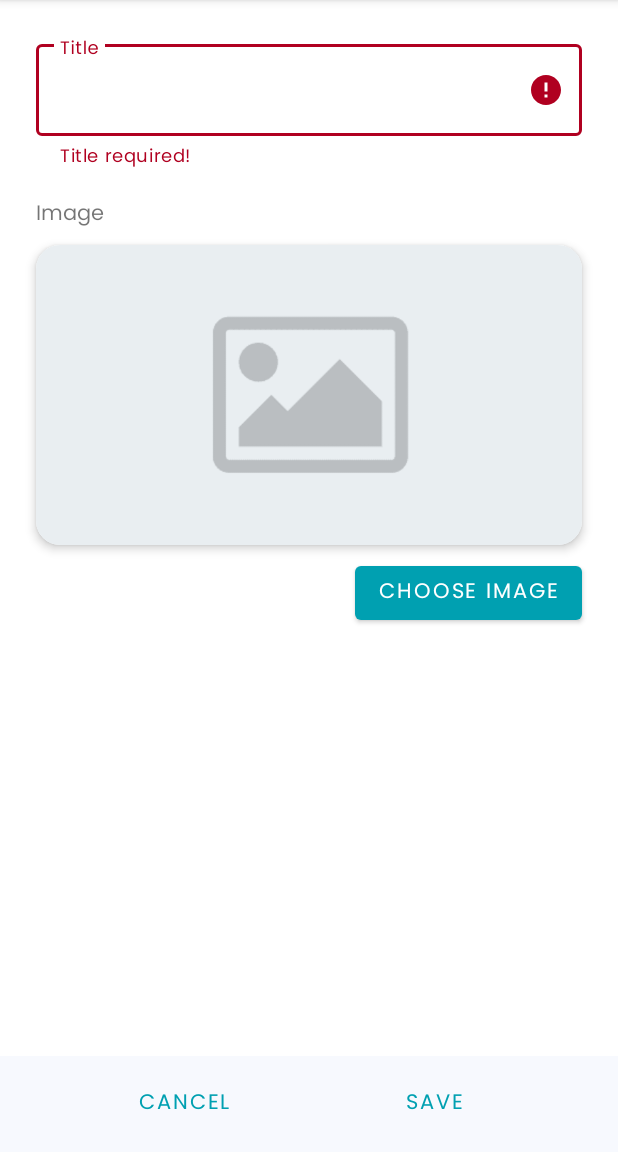
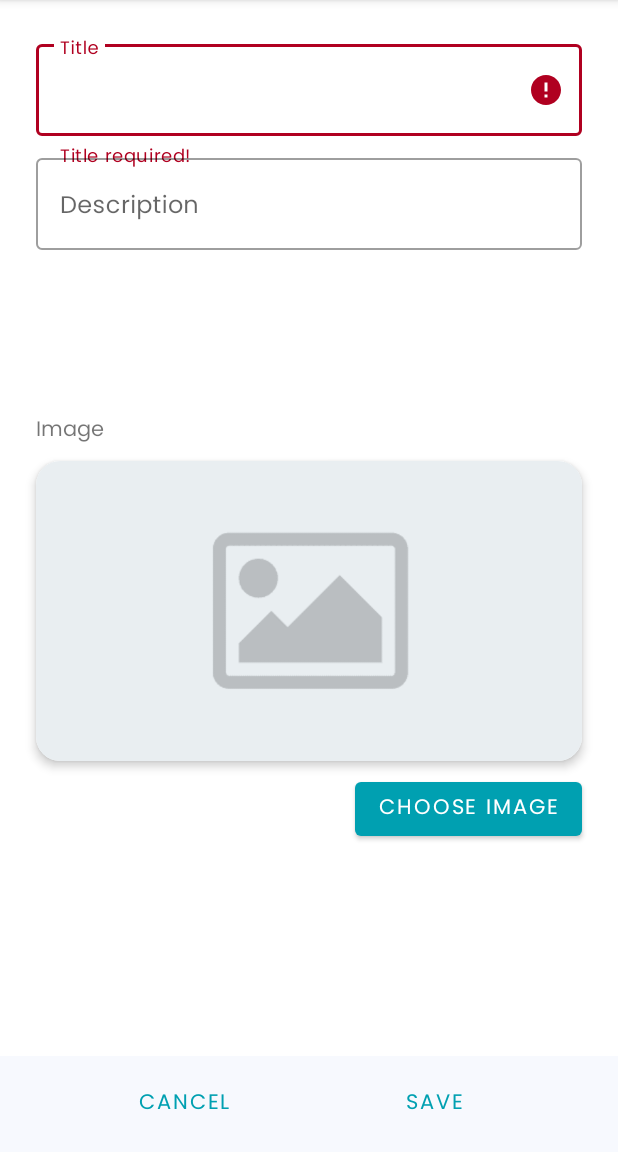
Before and after one commit to larsobist/TravelBucket, an Android app: the AddBucketActivity screen opened directly, with no data from a screen before it, after a tap on "SAVE", on a phone screen of 412 x 824 dp, the part 84-1236 px from its top. Run offline under Robolectric (Android 15) with nearby library versions, the phone set to English and light mode, and no system bars.

Commit message:
Update: Bucket has Description

```diff
--- a/app/src/main/java/com/example/travelbucket/AddBucketActivity.kt
+++ b/app/src/main/java/com/example/travelbucket/AddBucketActivity.kt
@@ -3,7 +3,6 @@ package com.example.travelbucket
 import android.content.Intent
 import androidx.appcompat.app.AppCompatActivity
 import android.os.Bundle
-import android.util.Log
 import androidx.core.widget.doOnTextChanged
 import com.example.travelbucket.databinding.ActivityAddBucketBinding
 import com.google.android.material.textfield.TextInputEditText
@@ -20,9 +19,10 @@ class AddBucketActivity : AppCompatActivity() {
 
         setContentView(binding.root)
 
-        var editText = findViewById<TextInputEditText>(R.id.textInputEditText)
+        var editTitle = findViewById<TextInputEditText>(R.id.textInputEditTitle)
+        var editDescription = findViewById<TextInputEditText>(R.id.textInputEditDescription)
 
-        binding.textInputEditText.doOnTextChanged { text, start, before, count ->
+        binding.textInputEditTitle.doOnTextChanged { text, start, before, count ->
             if (text!!.isEmpty()) {
                 binding.textInputLayout.error = "Title required!"
             } else {
@@ -43,17 +43,15 @@ class AddBucketActivity : AppCompatActivity() {
         }
 
         binding.btnSave.setOnClickListener {
-            if (binding.textInputEditText.text!!.isEmpty()) {
+            if (binding.textInputEditTitle.text!!.isEmpty()) {
                 binding.textInputLayout.error = "Title required!"
             } else {
-                var title = (editText.text).toString()
-                //val bild = editText.text
-
-               // Log.d("ITM", "Bild: $bild")
+                var title = (editTitle.text).toString()
+                var description = (editDescription.text).toString()
 
 
                // val item = Bucket(0, title, 1)
-                val item = Bucket(0, title, false)
+                val item = Bucket(0, title, description)
                 GlobalScope.launch(Dispatchers.IO){ //insert it to the DB
                     bucketsDB.BucketsDAO().insertBucket(item)
                 }
--- a/app/src/main/java/com/example/travelbucket/Bucket.kt
+++ b/app/src/main/java/com/example/travelbucket/Bucket.kt
@@ -7,6 +7,6 @@ import androidx.room.PrimaryKey
 data class Bucket(
     @PrimaryKey(autoGenerate = true) val bucketId:Int,
     var title: String,
-    //var image: Int,
-    var selected: Boolean
+    var description: String,
+    //var selected: Boolean
     )
--- a/app/src/main/java/com/example/travelbucket/BucketAdapter.kt
+++ b/app/src/main/java/com/example/travelbucket/BucketAdapter.kt
@@ -60,6 +60,8 @@ class BucketAdapter(var mContext: Context, val myBuckets:MutableList<Bucket>, pr
                 binding.textBucketPrice.text = "Total Cost: 0 ₩"
             }
 
+            binding.textBucketDescription.text = bucket.description
+
         /*
             binding.cardView.setOnLongClickListener {
                 if (!smthSelected){
--- a/app/src/main/java/com/example/travelbucket/BucketDAO.kt
+++ b/app/src/main/java/com/example/travelbucket/BucketDAO.kt
@@ -37,8 +37,8 @@ interface BucketsDAO {
     )
 
     //update specific bucket
-    @Query("UPDATE bucket SET title=:title WHERE bucketId = :bucketId")
-    fun updateBucket(bucketId: Int, title: String)
+    @Query("UPDATE bucket SET title=:title, description=:description WHERE bucketId = :bucketId")
+    fun updateBucket(bucketId: Int, title: String, description: String)
 
     //delete all
     @Query("DELETE FROM Bucket")
--- a/app/src/main/res/layout/activity_add_bucket.xml
+++ b/app/src/main/res/layout/activity_add_bucket.xml
@@ -22,7 +22,29 @@
         app:layout_constraintTop_toTopOf="parent">
 
         <com.google.android.material.textfield.TextInputEditText
-            android:id="@+id/textInputEditText"
+            android:id="@+id/textInputEditTitle"
+            android:layout_width="match_parent"
+            android:layout_height="wrap_content" />
+
+    </com.google.android.material.textfield.TextInputLayout>
+
+    <com.google.android.material.textfield.TextInputLayout
+        android:id="@+id/textInputLayoutDescription"
+        style="@style/Widget.MaterialComponents.TextInputLayout.OutlinedBox"
+        android:layout_width="0dp"
+        android:layout_height="wrap_content"
+        android:layout_marginStart="24dp"
+        android:layout_marginTop="100dp"
+        android:layout_marginEnd="24dp"
+        android:hint="Description"
+        app:errorEnabled="true"
+        app:endIconMode="clear_text"
+        app:layout_constraintEnd_toEndOf="parent"
+        app:layout_constraintStart_toStartOf="parent"
+        app:layout_constraintTop_toTopOf="parent">
+
+        <com.google.android.material.textfield.TextInputEditText
+            android:id="@+id/textInputEditDescription"
             android:layout_width="match_parent"
             android:layout_height="wrap_content" />
 
@@ -32,7 +54,7 @@
         android:id="@+id/textView"
         android:layout_width="wrap_content"
         android:layout_height="wrap_content"
-        android:layout_marginTop="16dp"
+        android:layout_marginTop="160dp"
         android:text="Image"
         app:layout_constraintStart_toStartOf="@+id/textInputLayout"
         app:layout_constraintTop_toBottomOf="@+id/textInputLayout" />
```
Also changed, not shown: app/src/main/java/com/example/travelbucket/EditBucketActivity.kt (+9 -9 lines), app/src/main/res/layout/activity_edit_bucket.xml (+25 -2 lines), app/src/main/res/layout/bucket_view.xml (+13 -1 lines).
